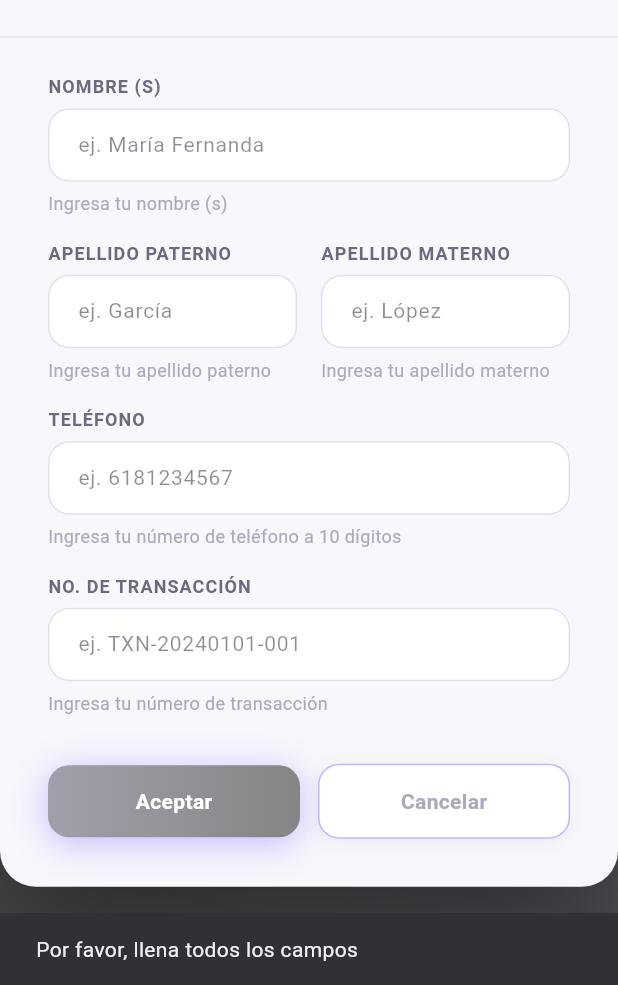
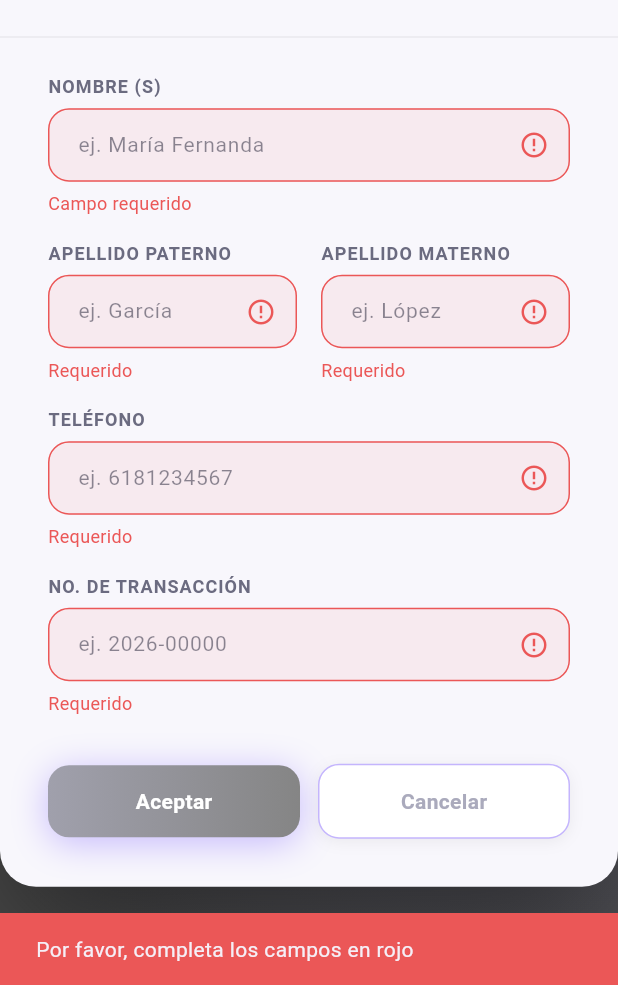
Before and after one commit to Sergio-GLR/flutter_formulario_rifa, a Flutter app: the screen it shows after launch, after a tap on "Aceptar", on a phone screen of 412 x 824 dp, the part 251-1236 px from its top. Run offline on Flutter 3.47's test engine with Material 3 defaults, Android fonts, the light colour scheme and no system bars; our stand-ins replace flutter_dotenv, supabase_flutter; accounts and stored records are empty; Roboto replaces fonts that are missing (Plus Jakarta Sans).

Commit message:
Mejoras a la interfaz para una mejor experiencia del usuario, como alertas de campos sin responder y mejoras en la captura en los campos de "Teléfono" y "No. Transacción" para mantener integridad de la información en la BD.

```diff
--- a/lib/screens/formulario_screen.dart
+++ b/lib/screens/formulario_screen.dart
@@ -1,4 +1,5 @@
 import 'package:flutter/material.dart';
+import 'package:flutter/services.dart'; // <-- Agrega esta importación arriba
 
 import '../services/api_municipio_service.dart';
 import '../services/supabase_service.dart';
@@ -14,7 +15,12 @@ class FormularioScreen extends StatefulWidget {
 
 class _FormularioScreenState extends State<FormularioScreen> {
   FormStatus _currentState = FormStatus.capturaInicial;
-  String? _errorTransaccion; // para manejar el estado de error rojo del figma
+  // Variables para controlar el estado visual de error de cada campo
+  String? _errorNombre;
+  String? _errorPaterno;
+  String? _errorMaterno;
+  String? _errorTelefono;
+  String? _errorTransaccion;
 
   final _nombreCtrl = TextEditingController();
   final _apellidoPaternoCtrl = TextEditingController();
@@ -28,14 +34,22 @@ class _FormularioScreenState extends State<FormularioScreen> {
   Map<String, String> _datosPredio = {};
 
   Future<void> _validarTransaccion() async {
-    setState(() => _errorTransaccion = null);
+    // Evaluamos qué campos están vacíos y actualizamos la UI
+    setState(() {
+      _errorNombre = _nombreCtrl.text.isEmpty ? 'Campo requerido' : null;
+      _errorPaterno = _apellidoPaternoCtrl.text.isEmpty ? 'Requerido' : null;
+      _errorMaterno = _apellidoMaternoCtrl.text.isEmpty ? 'Requerido' : null;
+      _errorTelefono = _telefonoCtrl.text.isEmpty ? 'Requerido' : null;
+      _errorTransaccion = _transaccionCtrl.text.isEmpty ? 'Requerido' : null;
+    });
 
-    if (_nombreCtrl.text.isEmpty ||
-        _apellidoPaternoCtrl.text.isEmpty ||
-        _apellidoMaternoCtrl.text.isEmpty ||
-        _telefonoCtrl.text.isEmpty ||
-        _transaccionCtrl.text.isEmpty) {
-      _mostrarSnackBar('Por favor, llena todos los campos');
+    // Si alguno tiene error, detenemos el proceso
+    if (_errorNombre != null ||
+        _errorPaterno != null ||
+        _errorMaterno != null ||
+        _errorTelefono != null ||
+        _errorTransaccion != null) {
+      _mostrarSnackBar('Por favor, completa los campos en rojo', esError: true);
       return;
     }
 
@@ -49,12 +63,10 @@ class _FormularioScreenState extends State<FormularioScreen> {
         _datosPredio = datos;
         _currentState = FormStatus.confirmacion;
       });
-      // aqui se llama directamente al modal en lugar de mostrar info inline
       _mostrarModalConfirmacion();
     } catch (e) {
       setState(() {
         _currentState = FormStatus.capturaInicial;
-        // se activa el estado de error rojo que viene en el Figma
         _errorTransaccion = 'Ingresa un dato válido';
       });
     }
@@ -72,7 +84,12 @@ class _FormularioScreenState extends State<FormularioScreen> {
           elevation: 0,
           child: Container(
             width: 593,
-            padding: const EdgeInsets.only(top: 40, bottom: 27, left: 32, right: 32),
+            padding: const EdgeInsets.only(
+              top: 40,
+              bottom: 27,
+              left: 32,
+              right: 32,
+            ),
             decoration: ShapeDecoration(
               color: const Color(0xFFD9D9D9),
               shape: RoundedRectangleBorder(
@@ -110,7 +127,9 @@ class _FormularioScreenState extends State<FormularioScreen> {
                         text: 'Cancelar',
                         onPressed: () {
                           Navigator.of(context).pop();
-                          setState(() => _currentState = FormStatus.capturaInicial);
+                          setState(
+                            () => _currentState = FormStatus.capturaInicial,
+                          );
                         },
                       ),
                     ),
@@ -175,7 +194,8 @@ class _FormularioScreenState extends State<FormularioScreen> {
 
   @override
   Widget build(BuildContext context) {
-    final bool isCargando = _currentState == FormStatus.validandoApi ||
+    final bool isCargando =
+        _currentState == FormStatus.validandoApi ||
         _currentState == FormStatus.guardando;
 
     return Scaffold(
@@ -305,9 +325,15 @@ class _FormularioScreenState extends State<FormularioScreen> {
         clipBehavior: Clip.antiAlias,
         decoration: ShapeDecoration(
           color: const Color(0xFFF8F7FC),
-          shape: RoundedRectangleBorder(borderRadius: BorderRadius.circular(24)),
+          shape: RoundedRectangleBorder(
+            borderRadius: BorderRadius.circular(24),
+          ),
           shadows: const [
-            BoxShadow(color: Color(0x7F000000), blurRadius: 80, offset: Offset(0, 32)),
+            BoxShadow(
+              color: Color(0x7F000000),
+              blurRadius: 80,
+              offset: Offset(0, 32),
+            ),
           ],
         ),
         child: Column(
@@ -319,15 +345,28 @@ class _FormularioScreenState extends State<FormularioScreen> {
               height: 6,
               decoration: const BoxDecoration(
                 gradient: LinearGradient(
-                  colors: [Color(0xFF6B6B80), Color(0xFFA0A0AC), Color(0xFFAAAABC)],
+                  colors: [
+                    Color(0xFF6B6B80),
+                    Color(0xFFA0A0AC),
+                    Color(0xFFAAAABC),
+                  ],
                 ),
               ),
             ),
             // header del card
             Container(
-              padding: const EdgeInsets.only(top: 32, left: 32, right: 32, bottom: 24),
+              padding: const EdgeInsets.only(
+                top: 32,
+                left: 32,
+                right: 32,
+                bottom: 24,
+              ),
               decoration: BoxDecoration(
-                border: Border(bottom: BorderSide(color: Colors.black.withValues(alpha: 0.06))),
+                border: Border(
+                  bottom: BorderSide(
+                    color: Colors.black.withValues(alpha: 0.06),
+                  ),
+                ),
               ),
               child: Row(
                 children: [
@@ -383,6 +422,8 @@ class _FormularioScreenState extends State<FormularioScreen> {
                     helper: 'Ingresa tu nombre (s)',
                     controller: _nombreCtrl,
                     enabled: !isCargando,
+                    errorText: _errorNombre,
+                    onChanged: (value) => setState(() => _errorNombre = null),
                   ),
                   const SizedBox(height: 16),
                   Row(
@@ -395,6 +436,9 @@ class _FormularioScreenState extends State<FormularioScreen> {
                           helper: 'Ingresa tu apellido paterno',
                           controller: _apellidoPaternoCtrl,
                           enabled: !isCargando,
+                          errorText: _errorPaterno,
+                          onChanged: (value) =>
+                              setState(() => _errorPaterno = null),
                         ),
                       ),
                       const SizedBox(width: 16),
@@ -405,6 +449,9 @@ class _FormularioScreenState extends State<FormularioScreen> {
                           helper: 'Ingresa tu apellido materno',
                           controller: _apellidoMaternoCtrl,
                           enabled: !isCargando,
+                          errorText: _errorMaterno,
+                          onChanged: (value) =>
+                              setState(() => _errorMaterno = null),
                         ),
                       ),
                     ],
@@ -417,22 +464,39 @@ class _FormularioScreenState extends State<FormularioScreen> {
                     controller: _telefonoCtrl,
                     enabled: !isCargando,
                     keyboardType: TextInputType.phone,
+                    inputFormatters: [
+                      FilteringTextInputFormatter.digitsOnly,
+                      LengthLimitingTextInputFormatter(10),
+                    ],
+                    errorText: _errorTelefono,
+                    onChanged: (value) => setState(() => _errorTelefono = null),
                   ),
                   const SizedBox(height: 16),
+
                   _CustomTextField(
                     label: 'NO. DE TRANSACCIÓN',
-                    hint: 'ej. TXN-20240101-001',
+                    hint: 'ej. 2026-00000',
                     helper: 'Ingresa tu número de transacción',
                     controller: _transaccionCtrl,
                     enabled: !isCargando,
                     errorText: _errorTransaccion,
+                    keyboardType: TextInputType.number,
+                    inputFormatters: [_TransaccionFormatter()],
+                    onChanged: (value) =>
+                        setState(() => _errorTransaccion = null),
                   ),
                 ],
               ),
             ),
+
             // Botones inferiores
             Padding(
-              padding: const EdgeInsets.only(top: 8, left: 32, right: 32, bottom: 32),
+              padding: const EdgeInsets.only(
+                top: 8,
+                left: 32,
+                right: 32,
+                bottom: 32,
+              ),
               child: isCargando
                   ? const Center(child: CircularProgressIndicator())
                   : Row(
@@ -469,6 +533,8 @@ class _CustomTextField extends StatelessWidget {
   final bool enabled;
   final TextInputType? keyboardType;
   final String? errorText;
+  final List<TextInputFormatter>? inputFormatters; // <-- Nueva propiedad
+  final ValueChanged<String>? onChanged; // <-- Nuevo propiedad
 
   const _CustomTextField({
     required this.label,
@@ -478,6 +544,8 @@ class _CustomTextField extends StatelessWidget {
     this.enabled = true,
     this.keyboardType,
     this.errorText,
+    this.inputFormatters, // <-- Se añade al constructor
+    this.onChanged, // <-- Se añade al constructor
   });
 
   @override
@@ -502,6 +570,8 @@ class _CustomTextField extends StatelessWidget {
           controller: controller,
           enabled: enabled,
           keyboardType: keyboardType,
+          inputFormatters: inputFormatters,
+          onChanged: onChanged,
           style: const TextStyle(
             color: Color(0xFF1A1A2E),
             fontSize: 14,
@@ -510,19 +580,28 @@ class _CustomTextField extends StatelessWidget {
           decoration: InputDecoration(
             hintText: hint,
             hintStyle: const TextStyle(color: Color(0x7F1A1A2E)),
-            contentPadding: const EdgeInsets.symmetric(horizontal: 16, vertical: 14),
+            contentPadding: const EdgeInsets.symmetric(
+              horizontal: 16,
+              vertical: 14,
+            ),
             filled: true,
-            fillColor: Colors.white,
+            fillColor: hasError
+                ? const Color(0xFFEB5757).withValues(alpha: 0.08)
+                : Colors.white,
             enabledBorder: OutlineInputBorder(
               borderRadius: BorderRadius.circular(14),
               borderSide: BorderSide(
-                color: hasError ? const Color(0xFFEB5757) : const Color(0xFFE0E0EC),
+                color: hasError
+                    ? const Color(0xFFEB5757)
+                    : const Color(0xFFE0E0EC),
               ),
             ),
             focusedBorder: OutlineInputBorder(
               borderRadius: BorderRadius.circular(14),
               borderSide: BorderSide(
-                color: hasError ? const Color(0xFFEB5757) : const Color(0xFFC4B5FD),
+                color: hasError
+                    ? const Color(0xFFEB5757)
+                    : const Color(0xFFC4B5FD),
               ),
             ),
             disabledBorder: OutlineInputBorder(
@@ -530,7 +609,11 @@ class _CustomTextField extends StatelessWidget {
               borderSide: const BorderSide(color: Color(0xFFE0E0EC)),
             ),
             suffixIcon: hasError
-                ? const Icon(Icons.error_outline, color: Color(0xFFEB5757), size: 20)
+                ? const Icon(
+                    Icons.error_outline,
+                    color: Color(0xFFEB5757),
+                    size: 20,
+                  )
                 : null,
           ),
         ),
@@ -566,9 +649,15 @@ class _PrimaryButton extends StatelessWidget {
           gradient: const LinearGradient(
             colors: [Color(0xFFA0A0AC), Color(0xFF858585)],
           ),
-          shape: RoundedRectangleBorder(borderRadius: BorderRadius.circular(14)),
+          shape: RoundedRectangleBorder(
+            borderRadius: BorderRadius.circular(14),
+          ),
           shadows: const [
-            BoxShadow(color: Color(0x667A5CFA), blurRadius: 20, offset: Offset(0, 4)),
+            BoxShadow(
+              color: Color(0x667A5CFA),
+              blurRadius: 20,
+              offset: Offset(0, 4),
+            ),
           ],
         ),
         child: Center(
@@ -608,7 +697,11 @@ class _SecondaryButton extends StatelessWidget {
             borderRadius: BorderRadius.circular(14),
           ),
           shadows: const [
-            BoxShadow(color: Color(0x0F000000), blurRadius: 8, offset: Offset(0, 2)),
+            BoxShadow(
+              color: Color(0x0F000000),
+              blurRadius: 8,
+              offset: Offset(0, 2),
+            ),
           ],
         ),
         child: Center(
@@ -626,3 +719,31 @@ class _SecondaryButton extends StatelessWidget {
     );
   }
 }
+
+class _TransaccionFormatter extends TextInputFormatter {
+  @override
+  TextEditingValue formatEditUpdate(
+    TextEditingValue oldValue,
+    TextEditingValue newValue,
+  ) {
+    // Eliminamos cualquier cosa que no sea un número
+    String digits = newValue.text.replaceAll(RegExp(r'[^0-9]'), '');
+
+    // Limitamos a 9 dígitos máximo (4 del año + 5 del recibo)
+    if (digits.length > 9) {
+      digits = digits.substring(0, 9);
+    }
+
+    // Inyecta el guion automáticamente después del 4to dígito
+    String formatted = digits;
+    if (digits.length > 4) {
+      formatted = '${digits.substring(0, 4)}-${digits.substring(4)}';
+    }
+
+    return TextEditingValue(
+      text: formatted,
+      // Mantienemos el cursor al final del texto mientras escribe
+      selection: TextSelection.collapsed(offset: formatted.length),
+    );
+  }
+}
--- a/lib/services/supabase_service.dart
+++ b/lib/services/supabase_service.dart
@@ -3,6 +3,11 @@ import 'package:supabase_flutter/supabase_flutter.dart';
 class SupabaseService {
   final _supabase = Supabase.instance.client;
 
+  // Registra un nuevo boleto de rifa llamando a la función RPC (Remote
+  // Procedure Call) [registrar_boleto_rifa] en Supabase.
+
+  // Retorna un [Map] con la respuesta de la base de datos (por ejemplo,
+  // el estado de la operación, mensajes de éxito o errores generados).
   Future<Map<String, dynamic>> registrarBoleto({
     required String transaccion,
     required String nombre,
@@ -26,6 +31,7 @@ class SupabaseService {
         'p_direccion_predio': direccion,
       },
     );
+
     return response;
   }
 }
```
Lines whose indentation alone changed are shown as unchanged.
